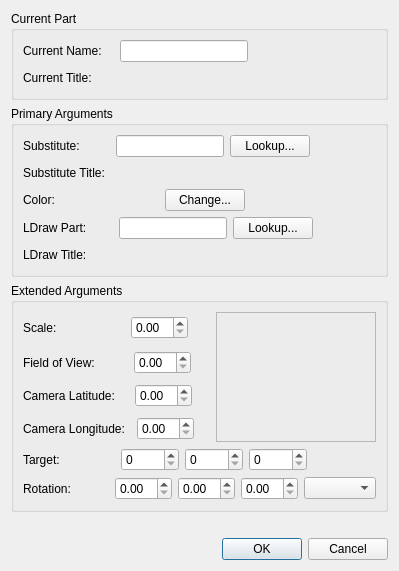
Qt form mainApp/substitutepartdialog.ui (trevorsandy/lpub3d-ci) before a commit.
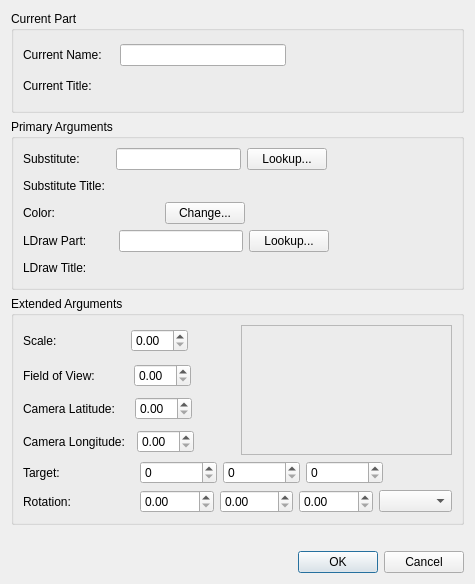
The same form after that commit.

Commit message: Update dialogue forms to Qt6

Patch:
```diff
--- a/mainApp/substitutepartdialog.ui
+++ b/mainApp/substitutepartdialog.ui
@@ -6,8 +6,8 @@
    <rect>
     <x>0</x>
     <y>0</y>
-    <width>381</width>
-    <height>534</height>
+    <width>475</width>
+    <height>584</height>
    </rect>
   </property>
   <property name="windowTitle">
```
Left out of the diff: 92 changed lines with no effect on the pictures. The commit also changes 6 other files.
